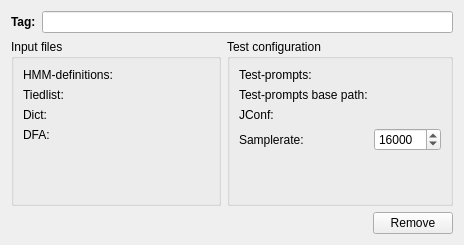
KDE/simon, file sam/src/testconfiguration.ui: the form before one commit.
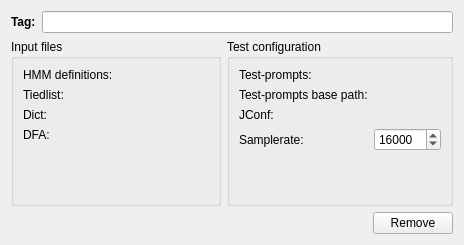
The form after the commit. Custom widgets are drawn as their Qt base class.

The edit to the form file:
```diff
--- a/sam/src/testconfiguration.ui
+++ b/sam/src/testconfiguration.ui
@@ -54,7 +54,7 @@
         <item row="0" column="0">
          <widget class="QLabel" name="lbHmmdefs_2">
           <property name="text">
-           <string>HMM-definitions:</string>
+           <string>HMM definitions:</string>
           </property>
           <property name="buddy">
            <cstring>urHmmDefs</cstring>
```
